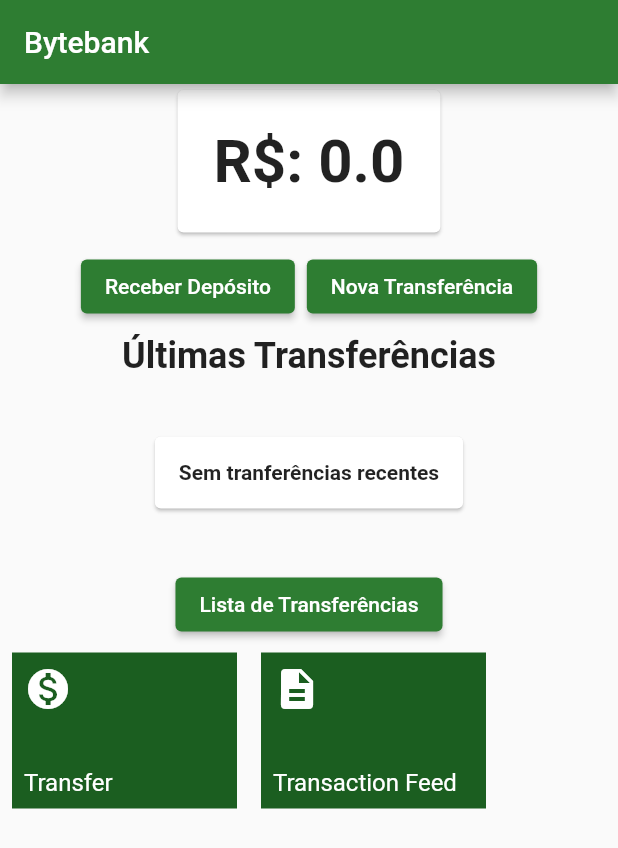
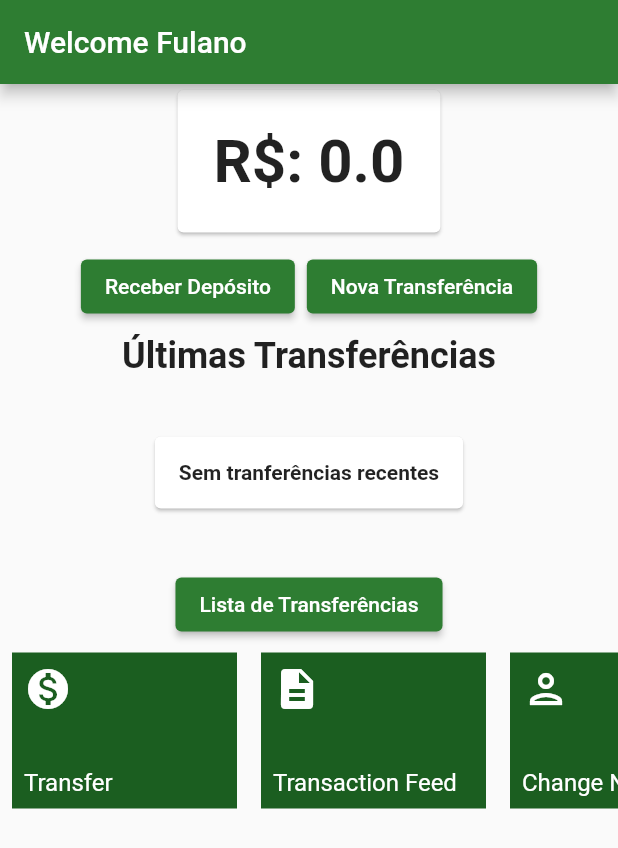
Before and after one commit to carlosrvilela/pocketFlutterAppT, a Flutter app: the screen it shows after launch, on a phone screen of 412 x 824 dp. Shown: the top 848 px of the screen. Run offline on Flutter 3.47's test engine with Material 2 defaults, Android fonts, the phone set to English and light mode, and no system bars; our stand-ins replace firebase_core, firebase_crashlytics, flutter_bloc, sqflite; missing offline and left inert: http_interceptor; accounts and stored records are empty.

Commit message:
added block implements and update dashboard

```diff
--- /dev/null
+++ b/lib/components/theme.dart
@@ -0,0 +1,15 @@
+import 'package:flutter/material.dart';
+
+final bytebankTheme = ThemeData(
+  primaryColor: Colors.green[900],
+  colorScheme: ColorScheme.fromSwatch()
+      .copyWith(primary: Colors.green[800], secondary: Colors.blueAccent[700]),
+  buttonTheme: ButtonThemeData(
+    buttonColor: Colors.blueAccent[700],
+    textTheme: ButtonTextTheme.primary,
+  ),
+  snackBarTheme: SnackBarThemeData(
+    backgroundColor: Colors.green[800],
+    actionTextColor: Colors.white,
+  ),
+);
--- a/lib/main.dart
+++ b/lib/main.dart
@@ -1,12 +1,17 @@
 import 'dart:async';
 import 'package:bytebank/models/saldo.dart';
 import 'package:bytebank/models/transferencias.dart';
+import 'package:bytebank/screens/counter.dart';
 import 'package:bytebank/screens/dasboard/dashboard.dart';
+import 'package:bytebank/screens/user_name.dart';
 import 'package:firebase_core/firebase_core.dart';
 import 'package:firebase_crashlytics/firebase_crashlytics.dart';
 import 'package:flutter/foundation.dart' show kDebugMode;
 import 'package:flutter/material.dart';
+import 'package:flutter_bloc/flutter_bloc.dart';
 import 'package:provider/provider.dart';
+
+import 'components/theme.dart';
 
 void main() async {
   WidgetsFlutterBinding.ensureInitialized();
@@ -20,7 +25,8 @@ void main() async {
   }
 
   runZonedGuarded<Future<void>>(() async {
-    runApp(MultiProvider(
+    runApp(
+      MultiProvider(
         providers: [
           ChangeNotifierProvider(
             create: (context) => Saldo(0),
@@ -30,8 +36,17 @@ void main() async {
           ),
         ],
         child: const BytebankApp(),
-    ));
+      ),
+    );
   }, FirebaseCrashlytics.instance.recordError);
+}
+
+class LogObserver extends BlocObserver {
+  @override
+  void onChange(BlocBase bloc, Change change) {
+    debugPrint('${bloc.runtimeType} > $change');
+    super.onChange(bloc, change);
+  }
 }
 
 class BytebankApp extends StatelessWidget {
@@ -39,21 +54,12 @@ class BytebankApp extends StatelessWidget {
 
   @override
   Widget build(BuildContext context) {
+    Bloc.observer = LogObserver();
+
     return MaterialApp(
-      theme: ThemeData(
-        primaryColor: Colors.green[900],
-        colorScheme: ColorScheme.fromSwatch().copyWith(
-            primary: Colors.green[800], secondary: Colors.blueAccent[700]),
-        buttonTheme: ButtonThemeData(
-          buttonColor: Colors.blueAccent[700],
-          textTheme: ButtonTextTheme.primary,
-        ),
-        snackBarTheme: SnackBarThemeData(
-          backgroundColor: Colors.green[800],
-          actionTextColor: Colors.white,
-        ),
-      ),
-      home: const Dashboard(),
+      theme: bytebankTheme,
+      //home: const Dashboard(),
+      home: DashboardContainer(),
     );
   }
 }
--- a/lib/screens/dasboard/dashboard.dart
+++ b/lib/screens/dasboard/dashboard.dart
@@ -5,15 +5,35 @@ import 'package:bytebank/screens/transactions/list.dart';
 import 'package:bytebank/screens/transferencias/formulario.dart';
 import 'package:bytebank/screens/transferencias/ultimas.dart';
 import 'package:flutter/material.dart';
+import 'package:flutter_bloc/flutter_bloc.dart';
+import 'package:path/path.dart';
 
-class Dashboard extends StatelessWidget {
-  const Dashboard({Key? key}) : super(key: key);
+import '../user_name.dart';
+
+class DashboardContainer extends StatelessWidget {
+  const DashboardContainer({Key? key}) : super(key: key);
 
   @override
   Widget build(BuildContext context) {
+    return BlocProvider(
+      create: (contextProvider) => UserNameCubit('Fulano'),
+      child: const DashboardView(),
+    );
+  }
+}
+
+class DashboardView extends StatelessWidget {
+  const DashboardView({Key? key}) : super(key: key);
+
+  @override
+  Widget build(BuildContext context) {
+    //final userName = context.read<UserNameCubit>().state;
+
     return Scaffold(
       appBar: AppBar(
-        title: const Text('Bytebank'),
+        title: BlocBuilder<UserNameCubit, String>(
+          builder: (context, state) => Text('Welcome $state'),
+        )
       ),
       body: ListView(
         scrollDirection: Axis.vertical,
@@ -77,6 +97,13 @@ class Dashboard extends StatelessWidget {
                     _showTransactionsList(context);
                   },
                 ),
+                _FeatureItem(
+                  'Change Name',
+                  Icons.person_outlined,
+                  onClick: () {
+                    _showChangeName(context);
+                  },
+                ),
               ],
             ),
           )
@@ -89,6 +116,17 @@ class Dashboard extends StatelessWidget {
     Navigator.of(context).push(
       MaterialPageRoute(
         builder: (context) => const ContactsList(),
+      ),
+    );
+  }
+
+  void _showChangeName(BuildContext blocContext) {
+    Navigator.of(blocContext).push(
+      MaterialPageRoute(
+        builder: (context) => BlocProvider.value(
+          value: BlocProvider.of<UserNameCubit>(blocContext),
+          child: const UserNameContainer(),
+        ),
       ),
     );
   }
--- a/pubspec.yaml
+++ b/pubspec.yaml
@@ -38,6 +38,7 @@ dependencies:
   firebase_core:
   firebase_crashlytics:
   toast:
+  flutter_bloc: ^7.0.0
 
   # The following adds the Cupertino Icons font to your application.
   # Use with the CupertinoIcons class for iOS style icons.
```
Also changed, not shown: lib/screens/counter.dart (added, +58 -0 lines), lib/screens/user_name.dart (added, +58 -0 lines), pubspec.lock. Lines whose indentation alone changed are shown as unchanged.
